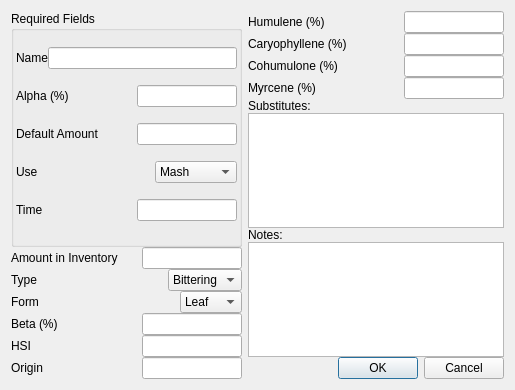
Qt form ui/hopEditor.ui (Brewtarget/brewtarget) before a commit.
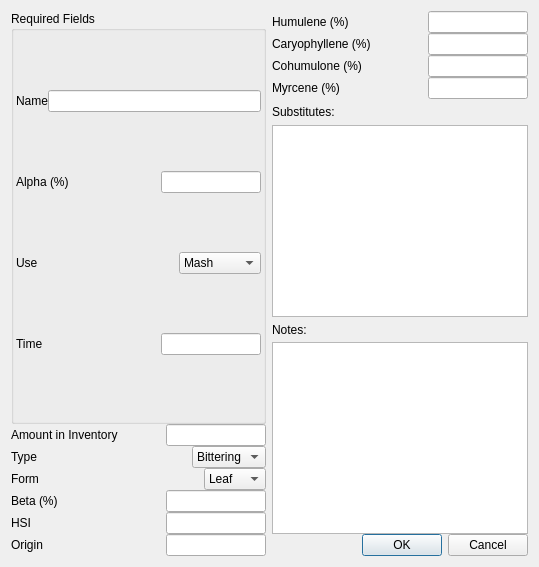
The same form after that commit. Custom widgets are drawn as their Qt base class.

Commit message:
Removed Default Amount field from several editors
- fermentableEditor
- hopEditor
- yeastEditor
- miscEditor

Resolves #359

What changed in the file:
```diff
--- a/ui/hopEditor.ui
+++ b/ui/hopEditor.ui
@@ -6,8 +6,8 @@
    <rect>
     <x>0</x>
     <y>0</y>
-    <width>515</width>
-    <height>390</height>
+    <width>539</width>
+    <height>567</height>
    </rect>
   </property>
   <property name="sizePolicy">
@@ -159,57 +159,6 @@
             </item>
            </layout>
           </item>
-          <item>
-           <layout class="QHBoxLayout" name="horizontalLayout_3">
-            <item>
-             <widget class="BtMassLabel" name="label_amount">
-              <property name="sizePolicy">
-               <sizepolicy hsizetype="Expanding" vsizetype="Preferred">
-                <horstretch>0</horstretch>
-                <verstretch>0</verstretch>
-               </sizepolicy>
-              </property>
-              <property name="contextMenuPolicy">
-               <enum>Qt::CustomContextMenu</enum>
-              </property>
-              <property name="text">
-               <string>Default Amount </string>
-              </property>
-              <property name="buddy">
-               <cstring>lineEdit_amount</cstring>
-              </property>
-             </widget>
-            </item>
-            <item>
-             <widget class="BtMassEdit" name="lineEdit_amount">
-              <property name="sizePolicy">
-               <sizepolicy hsizetype="Fixed" vsizetype="Fixed">
-                <horstretch>100</horstretch>
-                <verstretch>0</verstretch>
-               </sizepolicy>
-              </property>
-              <property name="minimumSize">
-               <size>
-                <width>100</width>
-                <height>0</height>
-               </size>
-              </property>
-              <property name="maximumSize">
-               <size>
-                <width>100</width>
-                <height>16777215</height>
-               </size>
-              </property>
-              <property name="toolTip">
-               <string>Amount</string>
-              </property>
-              <property name="editField" stdset="0">
-               <string notr="true">amount_kg</string>
-              </property>
-             </widget>
-            </item>
-           </layout>
-          </item>
           <item>
            <layout class="QHBoxLayout" name="horizontalLayout_5">
             <item>
@@ -875,22 +824,6 @@
     <slot>lineChanged(Unit::unitDisplay,Unit::unitScale)</slot>
    </slots>
   </customwidget>
-  <customwidget>
-   <class>BtTimeEdit</class>
-   <extends>QLineEdit</extends>
-   <header>BtLineEdit.h</header>
-   <slots>
-    <slot>lineChanged(Unit::unitDisplay,Unit::unitScale)</slot>
-   </slots>
-  </customwidget>
-  <customwidget>
-   <class>BtTimeLabel</class>
-   <extends>QLabel</extends>
-   <header>BtLabel.h</header>
-   <slots>
-    <signal>labelChanged(Unit::unitDisplay,Unit::unitScale)</signal>
-   </slots>
-  </customwidget>
   <customwidget>
    <class>BtMassLabel</class>
    <extends>QLabel</extends>
@@ -900,6 +833,22 @@
     <slot>popContextMenu(QPoint)</slot>
    </slots>
   </customwidget>
+  <customwidget>
+   <class>BtTimeEdit</class>
+   <extends>QLineEdit</extends>
+   <header>BtLineEdit.h</header>
+   <slots>
+    <slot>lineChanged(Unit::unitDisplay,Unit::unitScale)</slot>
+   </slots>
+  </customwidget>
+  <customwidget>
+   <class>BtTimeLabel</class>
+   <extends>QLabel</extends>
+   <header>BtLabel.h</header>
+   <slots>
+    <signal>labelChanged(Unit::unitDisplay,Unit::unitScale)</signal>
+   </slots>
+  </customwidget>
  </customwidgets>
  <resources/>
  <connections>
```
Left out of the diff: 16 changed lines with no effect on the pictures. The commit also changes 7 other files.
